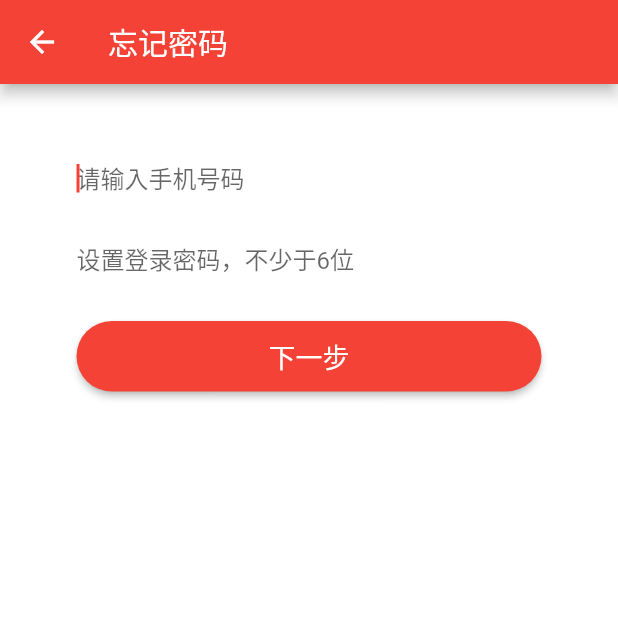
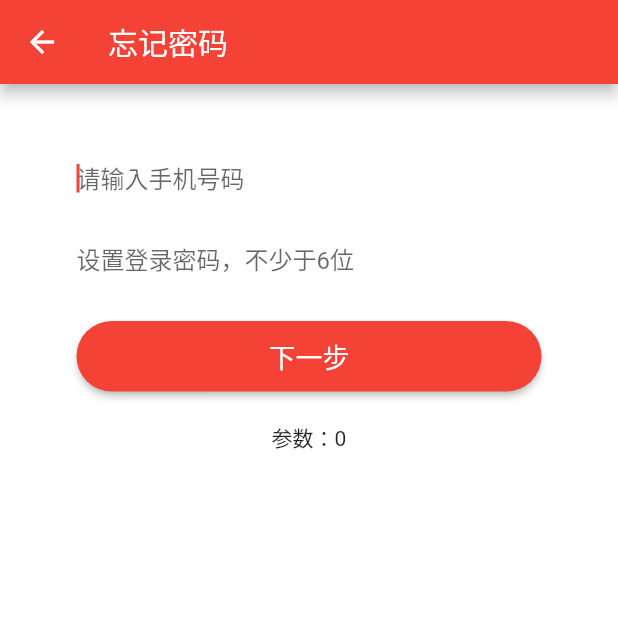
Before and after one commit to leitingting08/sum-flutter, a Flutter app: the ForgetPage screen opened directly, on a phone screen of 412 x 824 dp, the top half of it. Run offline on Flutter 3.47's test engine with Material 2 defaults, Android fonts, the phone set to English and light mode, and no system bars; our stand-ins replace dio, fluttertoast; network calls fail.

Commit message:
feat: 封装路由传参方法

```diff
--- a/lib/main.dart
+++ b/lib/main.dart
@@ -10,12 +10,11 @@ void main() => runApp(MyApp());
 class MyApp extends StatelessWidget {
   // 定义路由信息
   final Map<String, Function> routes = {
-    // '/register': (context, {arguments}) => RegisterPage(arguments: arguments),
-    '/register': (BuildContext context) => RegisterPage(),
-    '/login': (BuildContext context) => LoginPage(),
-    '/forget': (BuildContext context) => ForgetPage(),
-    '/search': (BuildContext context) => SearchPage(),
-    '/': (BuildContext context) => AppPage(),
+    '/register': (context, {arguments}) => RegisterPage(arguments: arguments),
+    '/login': (context) => LoginPage(),
+    '/forget': (context, {arguments}) => ForgetPage(arguments: arguments),
+    '/search': (context) => SearchPage(),
+    '/': (context) => AppPage(),
   };
   @override
   Widget build(BuildContext context) {
@@ -23,10 +22,26 @@ class MyApp extends StatelessWidget {
       title: '网易云音乐',
       // 处理Named页面跳转 传递参数
       onGenerateRoute: (RouteSettings settings) {
+        // final Function pageContentBuilder = this.routes[settings.name];
+
+        // if (settings.name == RegisterPage.routeName) {
+        //   final ScreenArguments args = settings.arguments;
+        //   return MaterialPageRoute(
+        //     builder: (context) {
+        //       return RegisterPage(
+        //         title: args.title,
+        //       );
+        //     },
+        //   );
+        // } else {
+        //   final Route route = MaterialPageRoute(
+        //       builder: (context) => pageContentBuilder(context));
+        //   return route;
+        // }
+        // print(settings.arguments);
         // 统一处理
         final String name = settings.name;
         final Function pageContentBuilder = this.routes[name];
-        if (pageContentBuilder != null) {
         if (settings.arguments != null) {
           final Route route = MaterialPageRoute(
               builder: (context) =>
@@ -38,7 +53,6 @@ class MyApp extends StatelessWidget {
               builder: (context) => pageContentBuilder(context));
           return route;
         }
-        }
       },
       theme: new ThemeData(primarySwatch: Colors.red),
       home: AppPage(),
--- a/lib/pages/login/forget.dart
+++ b/lib/pages/login/forget.dart
@@ -1,8 +1,11 @@
 import 'package:flutter/material.dart';
 
 class ForgetPage extends StatelessWidget {
+  ForgetPage({this.arguments});
+  final Map arguments;
+
   @override
-  Widget build(BuildContext context) {
+  Widget build(context) {
     return Scaffold(
       appBar: AppBar(
         title: Text("忘记密码"),
@@ -39,7 +42,7 @@ class ForgetPage extends StatelessWidget {
                         ),
                       ],
                     )),
-                    new Container(
+                   Container(
                       width: 310,
                       height: 47,
                       margin: const EdgeInsets.only(top: 30),
@@ -54,7 +57,9 @@ class ForgetPage extends StatelessWidget {
                           style: TextStyle(fontSize: 18),
                         ),
                       ),
-                    )
+                    ),
+                    Padding(padding: EdgeInsets.only(top: 20),
+                    child: Text('参数：${arguments != null ? arguments['id'] : '0'}'),)
                   ],
                 ),
               ),
```
Also changed, not shown: lib/pages/login/login.dart (+17 -7 lines), lib/pages/login/register.dart (+21 -13 lines). Lines whose indentation alone changed are shown as unchanged.
